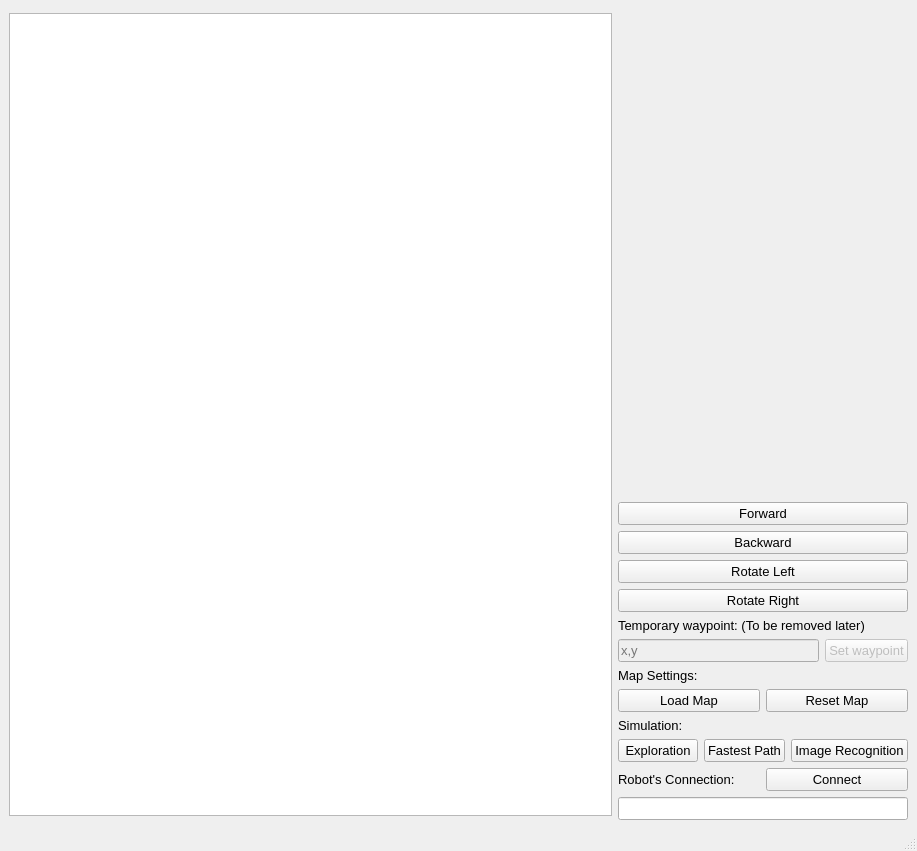
This is src/ui/mainwindow.ui in Muhazerin/mdp-algorithm as Qt 5 draws it before an edit. The edited form follows.
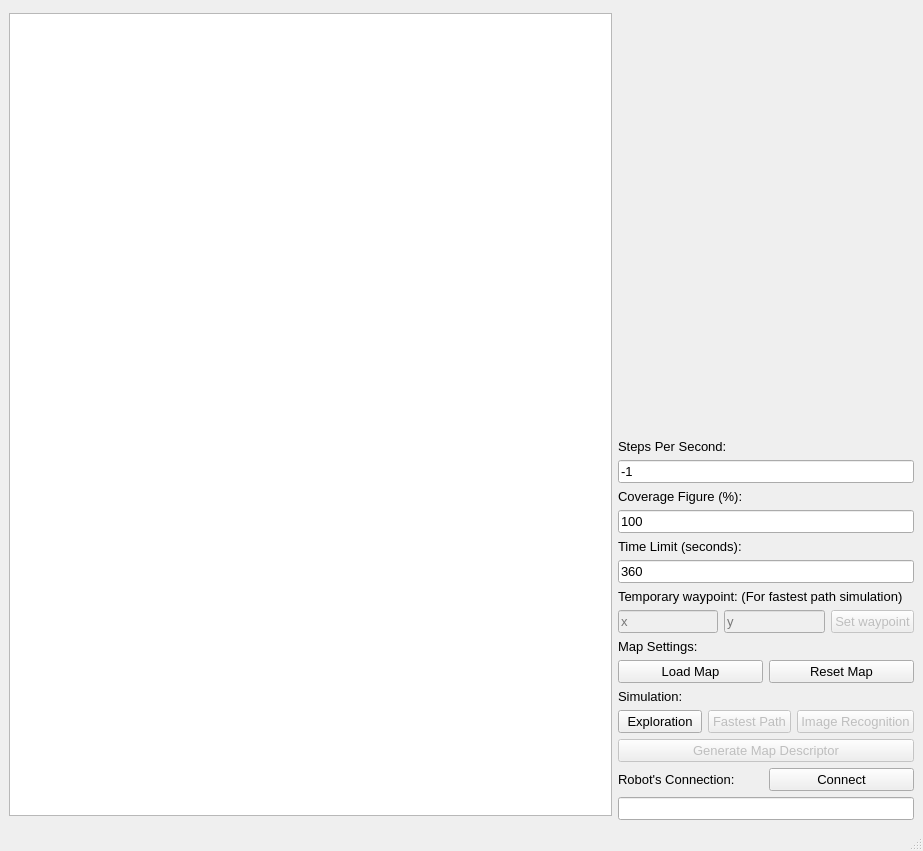
This is the edited form.

What changed in the file:
```diff
--- a/src/ui/mainwindow.ui
+++ b/src/ui/mainwindow.ui
@@ -6,7 +6,7 @@
    <rect>
     <x>0</x>
     <y>0</y>
-    <width>839</width>
+    <width>923</width>
     <height>851</height>
    </rect>
   </property>
@@ -65,37 +65,72 @@
        </spacer>
       </item>
       <item>
-       <widget class="QPushButton" name="btnForward">
+       <layout class="QVBoxLayout" name="vlSPS">
+        <item>
+         <widget class="QLabel" name="lblSPS">
         <property name="text">
-         <string>Forward</string>
+           <string>Steps Per Second:</string>
         </property>
        </widget>
       </item>
       <item>
-       <widget class="QPushButton" name="btnBackward">
+         <widget class="QLineEdit" name="leSPS">
         <property name="text">
-         <string>Backward</string>
-        </property>
-       </widget>
-      </item>
+           <string>-1</string>
+          </property>
+          <property name="placeholderText">
+           <string>no of steps per seconds</string>
+          </property>
+         </widget>
+        </item>
+       </layout>
+      </item>
       <item>
-       <widget class="QPushButton" name="btnRotateLeft">
+       <layout class="QVBoxLayout" name="vlCoverageFigure">
+        <item>
+         <widget class="QLabel" name="lblCoverageFigure">
         <property name="text">
-         <string>Rotate Left</string>
+           <string>Coverage Figure (%): </string>
         </property>
        </widget>
       </item>
       <item>
-       <widget class="QPushButton" name="btnRotateRight">
+         <widget class="QLineEdit" name="leCoverageFigure">
         <property name="text">
-         <string>Rotate Right</string>
-        </property>
-       </widget>
+           <string>100</string>
+          </property>
+          <property name="placeholderText">
+           <string/>
+          </property>
+         </widget>
+        </item>
+       </layout>
+      </item>
+      <item>
+       <layout class="QVBoxLayout" name="vlTimeLimit">
+        <item>
+         <widget class="QLabel" name="lblTimeLimit">
+          <property name="text">
+           <string>Time Limit (seconds):</string>
+          </property>
+         </widget>
+        </item>
+        <item>
+         <widget class="QLineEdit" name="leTimeLimit">
+          <property name="text">
+           <string>360</string>
+          </property>
+          <property name="placeholderText">
+           <string/>
+          </property>
+         </widget>
+        </item>
+       </layout>
       </item>
       <item>
        <widget class="QLabel" name="lblTempWaypoint">
         <property name="text">
-         <string>Temporary waypoint: (To be removed later)</string>
+         <string>Temporary waypoint: (For fastest path simulation)</string>
         </property>
        </widget>
       </item>
@@ -113,7 +148,17 @@
            </sizepolicy>
           </property>
           <property name="placeholderText">
-           <string>x,y</string>
+           <string>x</string>
+          </property>
+         </widget>
+        </item>
+        <item>
+         <widget class="QLineEdit" name="leYWaypoint">
+          <property name="enabled">
+           <bool>false</bool>
+          </property>
+          <property name="placeholderText">
+           <string>y</string>
           </property>
          </widget>
         </item>
@@ -202,6 +247,9 @@
         </item>
         <item>
          <widget class="QPushButton" name="btnSimFastPath">
+          <property name="enabled">
+           <bool>false</bool>
+          </property>
           <property name="minimumSize">
            <size>
             <width>0</width>
@@ -215,6 +263,9 @@
         </item>
         <item>
          <widget class="QPushButton" name="btnSimImgRecog">
+          <property name="enabled">
+           <bool>false</bool>
+          </property>
           <property name="sizePolicy">
            <sizepolicy hsizetype="Minimum" vsizetype="Fixed">
             <horstretch>0</horstretch>
@@ -234,6 +285,22 @@
         </item>
        </layout>
       </item>
+      <item>
+       <widget class="QPushButton" name="btnGMD">
+        <property name="enabled">
+         <bool>false</bool>
+        </property>
+        <property name="minimumSize">
+         <size>
+          <width>0</width>
+          <height>20</height>
+         </size>
+        </property>
+        <property name="text">
+         <string>Generate Map Descriptor</string>
+        </property>
+       </widget>
+      </item>
       <item>
        <layout class="QHBoxLayout" name="hlRobotConnection">
         <item>
```
Left out of the diff: 6 changed lines with no effect on the pictures. Lines whose indentation alone changed are shown as unchanged.
